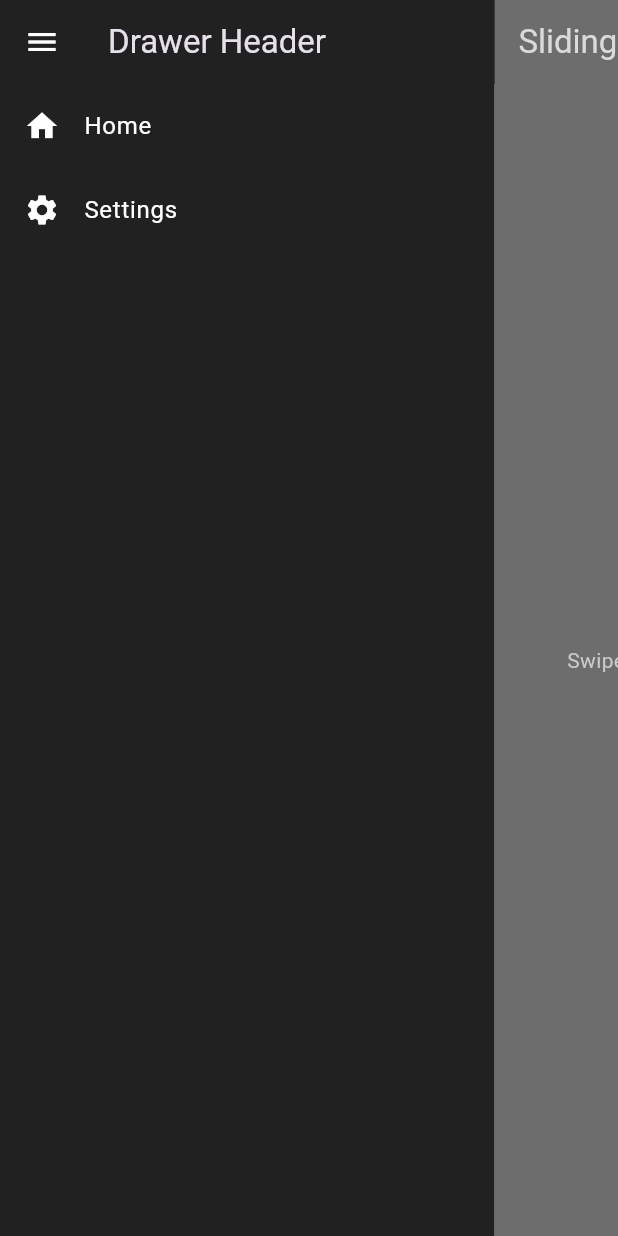
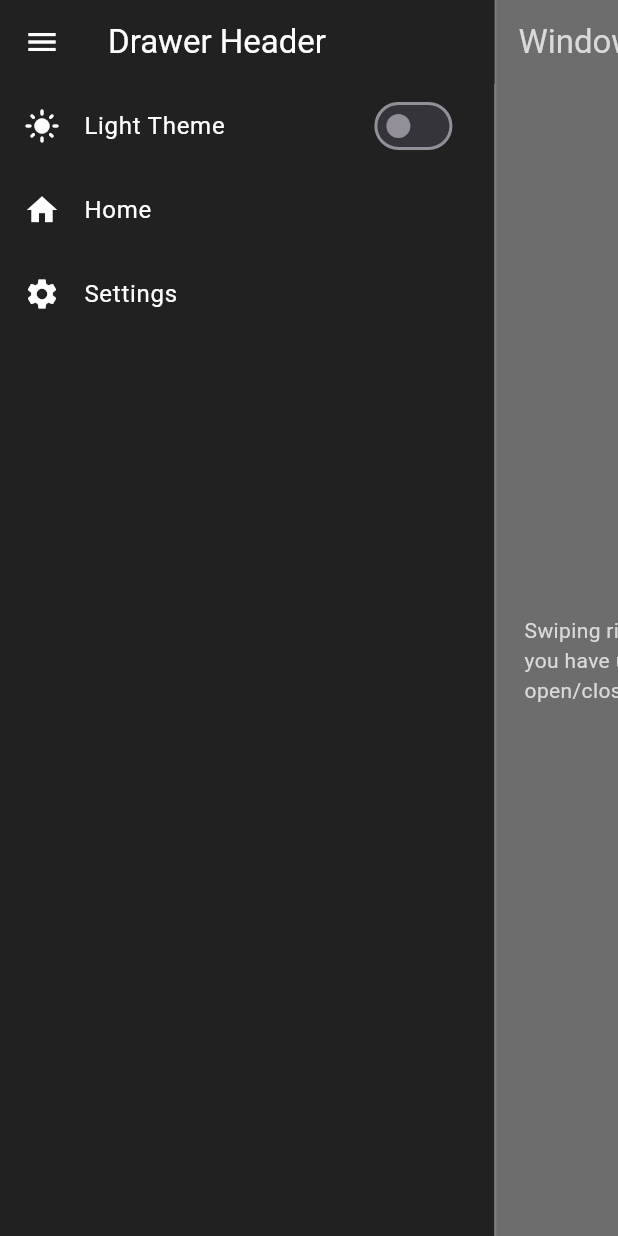
Before and after one commit to hruzgar/flutter_responsive_sliding_drawer, a Flutter app: the screen it shows after launch, after a tap on the "menu" icon, on a phone screen of 412 x 824 dp. Run offline on Flutter 3.47's test engine with Material 3 defaults, Android fonts, the phone set to English and light mode, and no system bars.

Commit message:
1.5.0 release

```diff
--- a/example/lib/main.dart
+++ b/example/lib/main.dart
@@ -12,7 +12,7 @@ class MyApp extends StatelessWidget {
   Widget build(BuildContext context) {
     return MaterialApp(
       title: 'Sliding Drawer Demo',
-      theme: ThemeData(primarySwatch: Colors.blue, useMaterial3: true),
+      theme: ThemeData(useMaterial3: true),
       home: const HomeScreen(),
     );
   }
@@ -28,31 +28,31 @@ class HomeScreen extends StatefulWidget {
 class _HomeScreenState extends State<HomeScreen> {
   final SlidingDrawerController _drawerController = SlidingDrawerController();
   bool _showMainMenuButton = true;
+  bool _isLightTheme = false;
 
   @override
   Widget build(BuildContext context) {
     return SlidingDrawer(
       controller: _drawerController,
       onStartedOpening: () {
-        print("Opening started!");
-        setState(() {
-          _showMainMenuButton = false;
-        });
+        setState(() => _showMainMenuButton = false);
       },
-      onFinishedOpening: () => print("Opening finished!"),
-      onStartedClosing: () => print("Closing started!"),
+      onFinishedOpening: () {},
+      onStartedClosing: () {},
       onFinishedClosing: () {
-        print("Closing finished!");
-        setState(() {
-          _showMainMenuButton = true;
-        });
+        setState(() => _showMainMenuButton = true);
       },
-      drawer: DrawerContent(controller: _drawerController),
+      drawer: DrawerContent(
+        controller: _drawerController,
+        isLightTheme: _isLightTheme,
+        toggleTheme: () => setState(() => _isLightTheme = !_isLightTheme),
+      ),
       body: MainContent(
         controller: _drawerController,
         showMenuButton: _showMainMenuButton,
+        isLightTheme: _isLightTheme,
       ),
-      scrimColor: const Color.fromARGB(255, 255, 255, 255),
+      scrimColor: _isLightTheme ? Colors.black : Colors.white,
       scrimColorOpacity: 0.3,
       scrimGradientStartOpacity: 0.2,
       scrimGradientWidth: 4,
@@ -62,48 +62,61 @@ class _HomeScreenState extends State<HomeScreen> {
 
 class DrawerContent extends StatelessWidget {
   final SlidingDrawerController controller;
-  const DrawerContent({Key? key, required this.controller}) : super(key: key);
+  final bool isLightTheme;
+  final VoidCallback toggleTheme;
+
+  const DrawerContent({
+    Key? key,
+    required this.controller,
+    required this.isLightTheme,
+    required this.toggleTheme,
+  }) : super(key: key);
 
   @override
   Widget build(BuildContext context) {
+    final backgroundColor = isLightTheme ? Colors.white : Colors.grey[900];
+    final textColor = isLightTheme ? Colors.black : Colors.white;
+
     return Material(
-      color: Colors.grey[900],
+      color: backgroundColor,
       child: Theme(
         data: ThemeData(
-          brightness: Brightness.dark,
-          primaryColor: const Color.fromARGB(255, 36, 36, 36),
+          brightness: isLightTheme ? Brightness.light : Brightness.dark,
+          primaryColor: backgroundColor,
         ),
         child: Column(
           children: [
             SafeArea(
               child: AppBar(
-                backgroundColor: Colors.grey[900],
+                backgroundColor: backgroundColor,
                 automaticallyImplyLeading: false,
-                title: const Text('Drawer Header'),
+                title: Text(
+                  'Drawer Header',
+                  style: TextStyle(color: textColor),
+                ),
                 leading: IconButton(
-                  icon: const Icon(Icons.menu, color: Color(0xffffffff)),
-
+                  icon: Icon(Icons.menu, color: textColor),
                   onPressed: () => controller.close(),
                 ),
               ),
+            ),
+            SwitchListTile(
+              title: Text('Light Theme', style: TextStyle(color: textColor)),
+              value: isLightTheme,
+              onChanged: (_) => toggleTheme(),
+              secondary: Icon(Icons.light_mode, color: textColor),
             ),
             Expanded(
               child: ListView(
                 children: [
                   ListTile(
-                    leading: const Icon(Icons.home, color: Colors.white),
-                    title: const Text(
-                      'Home',
-                      style: TextStyle(color: Colors.white),
-                    ),
+                    leading: Icon(Icons.home, color: textColor),
+                    title: Text('Home', style: TextStyle(color: textColor)),
                     onTap: () {},
                   ),
                   ListTile(
-                    leading: const Icon(Icons.settings, color: Colors.white),
-                    title: const Text(
-                      'Settings',
-                      style: TextStyle(color: Colors.white),
-                    ),
+                    leading: Icon(Icons.settings, color: textColor),
+                    title: Text('Settings', style: TextStyle(color: textColor)),
                     onTap: () {},
                   ),
                 ],
@@ -119,35 +132,52 @@ class DrawerContent extends StatelessWidget {
 class MainContent extends StatelessWidget {
   final SlidingDrawerController controller;
   final bool showMenuButton;
+  final bool isLightTheme;
+
   const MainContent({
     Key? key,
     required this.controller,
     required this.showMenuButton,
+    required this.isLightTheme,
   }) : super(key: key);
 
   @override
   Widget build(BuildContext context) {
+    final backgroundColor =
+        isLightTheme
+            ? const Color.fromARGB(255, 245, 245, 245)
+            : const Color.fromARGB(255, 47, 47, 47);
+    final textColor =
+        isLightTheme
+            ? const Color.fromARGB(255, 33, 33, 33)
+            : const Color.fromARGB(255, 202, 202, 202);
+    final iconColor = isLightTheme ? Colors.black : Colors.white;
+
     return Scaffold(
-      backgroundColor: Color.fromARGB(255, 47, 47, 47),
+      backgroundColor: backgroundColor,
       appBar: AppBar(
-        backgroundColor: Color.fromARGB(255, 47, 47, 47),
-        title: const Text(
-          'Sliding Drawer Example',
-          style: TextStyle(color: Color.fromARGB(255, 202, 202, 202)),
+        backgroundColor: backgroundColor,
+        title: Text(
+          // 'Sliding Drawer Example',
+          'Windows (desktop platforms)',
+          style: TextStyle(color: textColor),
         ),
         automaticallyImplyLeading: false,
         leading:
             showMenuButton
                 ? IconButton(
-                  icon: const Icon(Icons.menu, color: Color(0xffffffff)),
+                  icon: Icon(Icons.menu, color: iconColor),
                   onPressed: () => controller.open(),
                 )
                 : null,
       ),
-      body: const Center(
-        child: Text(
-          'Swipe right from the left edge to open the drawer',
-          style: TextStyle(color: Color.fromARGB(255, 179, 179, 179)),
+      body: Padding(
+        padding: EdgeInsets.all(20),
+        child: Center(
+          child: Text(
+            'Swiping right does not work here. On desktop platforms you have use the controller (with a button for example) to open/close the drawer.',
+            style: TextStyle(color: textColor),
+          ),
         ),
       ),
     );
--- a/example/pubspec.yaml
+++ b/example/pubspec.yaml
@@ -15,7 +15,6 @@ dependencies:
 
 
   cupertino_icons: ^1.0.8
-  flutter_slide_drawer: ^1.0.3
 
   responsive_sliding_drawer:
     path: ../
--- a/lib/responsive_sliding_drawer.dart
+++ b/lib/responsive_sliding_drawer.dart
@@ -2,7 +2,7 @@ import 'dart:io';
 
 import 'package:flutter/material.dart';
 
-enum _DrawerAction { open, close }
+// enum _DrawerAction { open, close }
 
 enum _DrawerDragDirection { opening, closing }
 
@@ -82,7 +82,6 @@ class _SlidingDrawerState extends State<SlidingDrawer>
 
   bool? _dragStartedWhenOpen;
   _DrawerDragDirection? _dragDirection;
-  _DrawerAction? _lastAction;
 
   bool _hasStartedDragCallback = false;
 
@@ -142,14 +141,12 @@ class _SlidingDrawerState extends State<SlidingDrawer>
     if (_dragDirection == null) {
       if (_dragStartedWhenOpen == false && details.primaryDelta! > 0) {
         _dragDirection = _DrawerDragDirection.opening;
-        _lastAction = _DrawerAction.open;
         if (!_hasStartedDragCallback) {
           widget.onStartedOpening?.call();
           _hasStartedDragCallback = true;
         }
       } else if (_dragStartedWhenOpen == true && details.primaryDelta! < 0) {
         _dragDirection = _DrawerDragDirection.closing;
-        _lastAction = _DrawerAction.close;
         if (!_hasStartedDragCallback) {
           widget.onStartedClosing?.call();
           _hasStartedDragCallback = true;
@@ -168,18 +165,14 @@ class _SlidingDrawerState extends State<SlidingDrawer>
     final velocity = details.velocity.pixelsPerSecond.dx;
     if (velocity.abs() >= widget.swipeVelocityThreshold) {
       if (velocity > 0) {
-        _lastAction = _DrawerAction.open;
         _openDrawer();
       } else {
-        _lastAction = _DrawerAction.close;
         _closeDrawer();
       }
     } else {
       if (_controller.value >= widget.dragPercentageThreshold) {
-        _lastAction = _DrawerAction.open;
         _openDrawer();
       } else {
-        _lastAction = _DrawerAction.close;
         _closeDrawer();
       }
     }
@@ -189,7 +182,6 @@ class _SlidingDrawerState extends State<SlidingDrawer>
   }
 
   void _openDrawer() {
-    _lastAction = _DrawerAction.open;
     if (_dragDirection == null) {
       widget.onStartedOpening?.call();
     }
@@ -207,7 +199,6 @@ class _SlidingDrawerState extends State<SlidingDrawer>
   }
 
   void _closeDrawer() {
-    _lastAction = _DrawerAction.close;
     // Only call onStartedClosing if not already triggered by a drag.
     if (_dragDirection == null) {
       widget.onStartedClosing?.call();
@@ -296,7 +287,7 @@ class _SlidingDrawerState extends State<SlidingDrawer>
               );
             },
           ),
-          // The drawer (without drag gestures here).
+          // The drawer.
           AnimatedBuilder(
             animation: _controller,
             builder: (context, child) {
@@ -307,7 +298,7 @@ class _SlidingDrawerState extends State<SlidingDrawer>
                   onHorizontalDragStart: _handleDragStart,
                   onHorizontalDragUpdate: _handleDragUpdate,
                   onHorizontalDragEnd: _handleDragEnd,
-                  child: Container(
+                  child: SizedBox(
                     width: drawerWidth,
                     height: MediaQuery.of(context).size.height,
                     child: widget.drawer,
@@ -378,10 +369,10 @@ class _SlidingDrawerState extends State<SlidingDrawer>
         ],
       );
     } else {
-      // Mobile layout: The whole main area is draggable.
+      // Mobile layout: The whole main area is draggable on Android and IOS but not on other platforms.
       return Stack(
         children: [
-          // if (Platform.isAndroid || Platform.isIOS)
+          // Body + tap/drag area
           AnimatedBuilder(
             animation: _controller,
             builder: (context, child) {
@@ -410,6 +401,7 @@ class _SlidingDrawerState extends State<SlidingDrawer>
               );
             },
           ),
+          // Scrim + gradient overlay
           AnimatedBuilder(
             animation: _controller,
             builder: (context, child) {
@@ -422,9 +414,18 @@ class _SlidingDrawerState extends State<SlidingDrawer>
                     onTap: () {
                       if (drawerFullyOpen) _toggleDrawer();
                     },
-                    onHorizontalDragStart: _handleDragStart,
-                    onHorizontalDragUpdate: _handleDragUpdate,
-                    onHorizontalDragEnd: _handleDragEnd,
+                    onHorizontalDragStart:
+                        Platform.isAndroid || Platform.isIOS
+                            ? _handleDragStart
+                            : null,
+                    onHorizontalDragUpdate:
+                        Platform.isAndroid || Platform.isIOS
+                            ? _handleDragUpdate
+                            : null,
+                    onHorizontalDragEnd:
+                        Platform.isAndroid || Platform.isIOS
+                            ? _handleDragEnd
+                            : null,
                     child: Container(
                       width: MediaQuery.of(context).size.width,
                       height: MediaQuery.of(context).size.height,
@@ -433,40 +434,41 @@ class _SlidingDrawerState extends State<SlidingDrawer>
                           alpha: widget.scrimColorOpacity * _controller.value,
                         ),
                       ),
-                      // child: Stack(
-                      //   children: [
-                      //     Positioned(
-                      //       left: 0,
-                      //       top: 0,
-                      //       bottom: 0,
-                      //       width: widget.scrimGradientWidth,
-                      //       child: IgnorePointer(
-                      //         child: Container(
-                      //           decoration: BoxDecoration(
-                      //             gradient: LinearGradient(
-                      //               begin: Alignment.centerLeft,
-                      //               end: Alignment.centerRight,
-                      //               colors: [
-                      //                 widget.scrimColor.withValues(
-                      //                   alpha: 0.3 * _controller.value,
-                      //                 ),
-                      //                 widget.scrimColor.withValues(alpha: 0),
-                      //                 // Colors.transparent,
-                      //               ],
-                      //             ),
-                      //           ),
-                      //         ),
-                      //       ),
-                      //     ),
-                      //   ],
-                      // ),
+                      child: Stack(
+                        children: [
+                          Positioned(
+                            left: 0,
+                            top: 0,
+                            bottom: 0,
+                            width: widget.scrimGradientWidth,
+                            child: IgnorePointer(
+                              child: Container(
+                                decoration: BoxDecoration(
+                                  gradient: LinearGradient(
+                                    begin: Alignment.centerLeft,
+                                    end: Alignment.centerRight,
+                                    colors: [
+                                      widget.scrimColor.withValues(
+                                        alpha:
+                                            widget.scrimGradientStartOpacity *
+                                            _controller.value,
+                                      ),
+                                      Colors.transparent,
+                                    ],
+                                  ),
+                                ),
+                              ),
+                            ),
+                          ),
+                        ],
+                      ),
                     ),
                   ),
                 ),
               );
             },
           ),
-          // if (Platform.isAndroid || Platform.isIOS)
+          // Drawer itself
           AnimatedBuilder(
             animation: _controller,
             builder: (context, child) {
@@ -474,10 +476,19 @@ class _SlidingDrawerState extends State<SlidingDrawer>
               return Transform.translate(
                 offset: Offset(dx, 0),
                 child: GestureDetector(
-                  onHorizontalDragStart: _handleDragStart,
-                  onHorizontalDragUpdate: _handleDragUpdate,
-                  onHorizontalDragEnd: _handleDragEnd,
-                  child: Container(
+                  onHorizontalDragStart:
+                      Platform.isAndroid || Platform.isIOS
+                          ? _handleDragStart
+                          : null,
+                  onHorizontalDragUpdate:
+                      Platform.isAndroid || Platform.isIOS
+                          ? _handleDragUpdate
+                          : null,
+                  onHorizontalDragEnd:
+                      Platform.isAndroid || Platform.isIOS
+                          ? _handleDragEnd
+                          : null,
+                  child: SizedBox(
                     width: drawerWidth,
                     height: MediaQuery.of(context).size.height,
                     child: widget.drawer,
--- a/pubspec.yaml
+++ b/pubspec.yaml
@@ -1,6 +1,6 @@
 name: responsive_sliding_drawer
 description: "A responsive sliding drawer widget inspired by the official ChatGPT Android app"
-version: 1.4.1
+version: 1.5.0
 homepage: https://github.com/hruzgar/flutter_responsive_sliding_drawer
 
 environment:
```
Also changed, not shown: example.gif, example/pubspec.lock, 1 other file.
